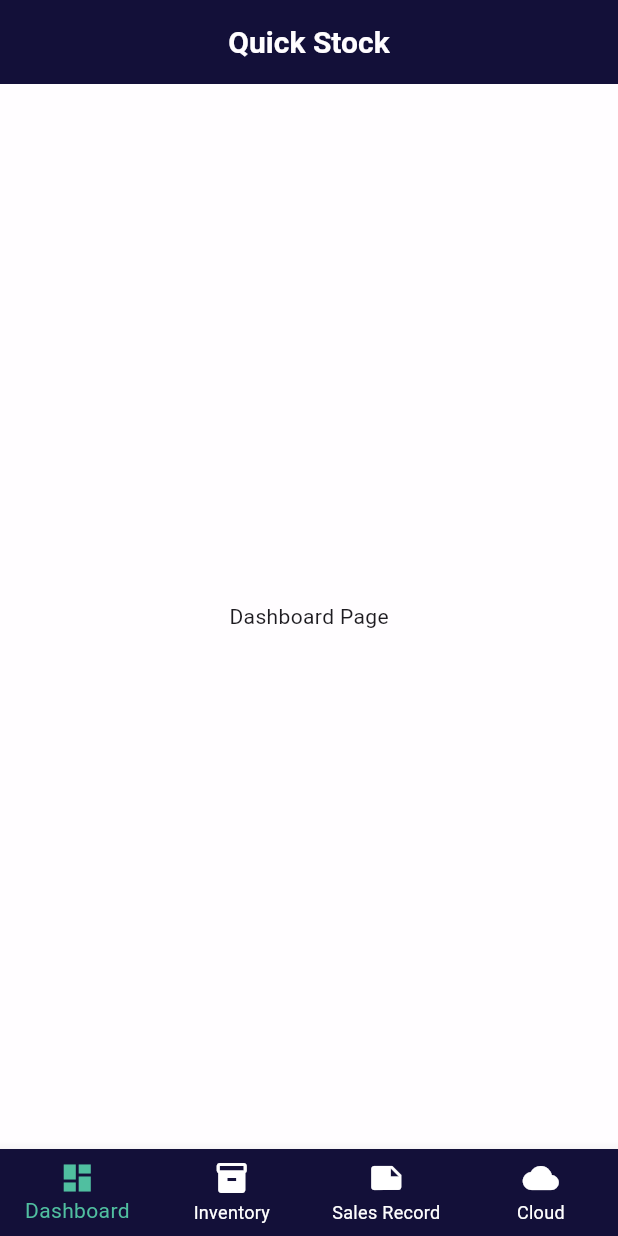
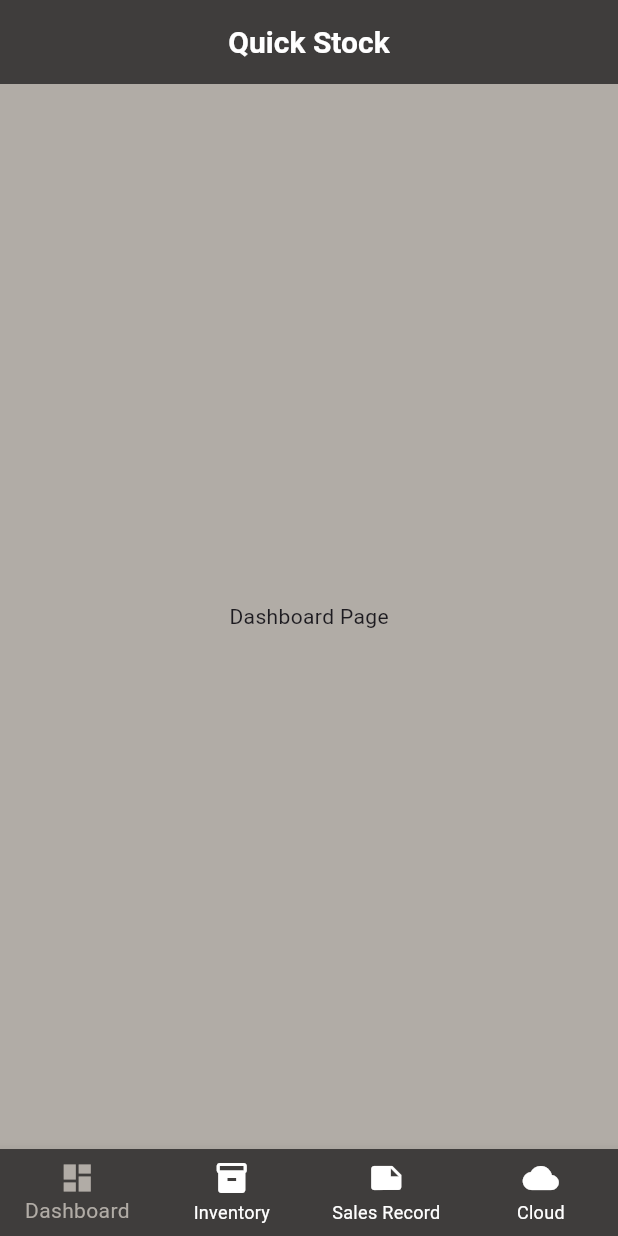
Before and after one commit to HarleyGotardo/SquareMind, a Flutter app: the screen it shows after launch, on a phone screen of 412 x 824 dp. Run offline on Flutter 3.47's test engine with Material 3 defaults, Android fonts, the phone set to English and light mode, and no system bars.

Commit message:
Modified the colors for 60-30-10 rule.

```diff
--- a/lib/screens/main_page.dart
+++ b/lib/screens/main_page.dart
@@ -11,9 +11,9 @@ class _MainPageState extends State<MainPage> {
   int _selectedIndex = 0;
 
   // Define the colors based on the 60-30-10 rule
-  static const Color dominantColor = Color.fromARGB(255, 255, 253, 255); // Dominant color (60%)
-  static const Color secondaryColor = Color.fromARGB(255, 19, 16, 57); // Secondary color (30%)
-  static const Color accentColor = Color.fromARGB(255, 80, 191, 160); // Accent color (10%)
+  static const Color dominantColor = Color.fromARGB(255, 177, 172, 166); // Dominant color (60%)
+  static const Color secondaryColor = Color.fromARGB(255, 63, 61, 60); // Secondary color (30%)
+  static const Color accentColor = Color.fromARGB(255, 94, 82, 85); // Accent color (10%)
 
   void _onItemTapped(int index) {
     setState(() {
@@ -30,7 +30,7 @@ class _MainPageState extends State<MainPage> {
           style: TextStyle(
             fontSize: 20.0,
             fontWeight: FontWeight.bold,
-            color: dominantColor, // Text color (black)
+            color: Colors.white, // Text color (black)
           ),
           textAlign: TextAlign.center,
         ),
@@ -67,7 +67,7 @@ class _MainPageState extends State<MainPage> {
           ),
         ],
         currentIndex: _selectedIndex,
-        selectedItemColor: accentColor, // Accent color (highlight color)
+        selectedItemColor: dominantColor, // Accent color (highlight color)
         unselectedItemColor: Colors.white, // Secondary color
         onTap: _onItemTapped,
         backgroundColor: secondaryColor, // Dominant color
```
